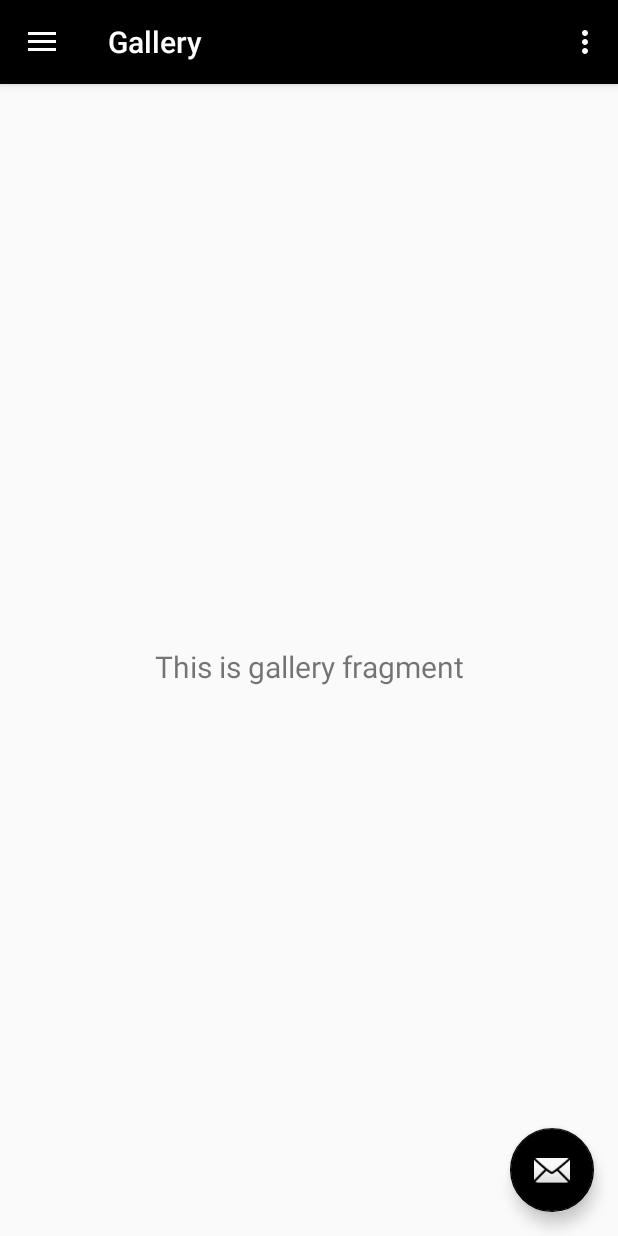
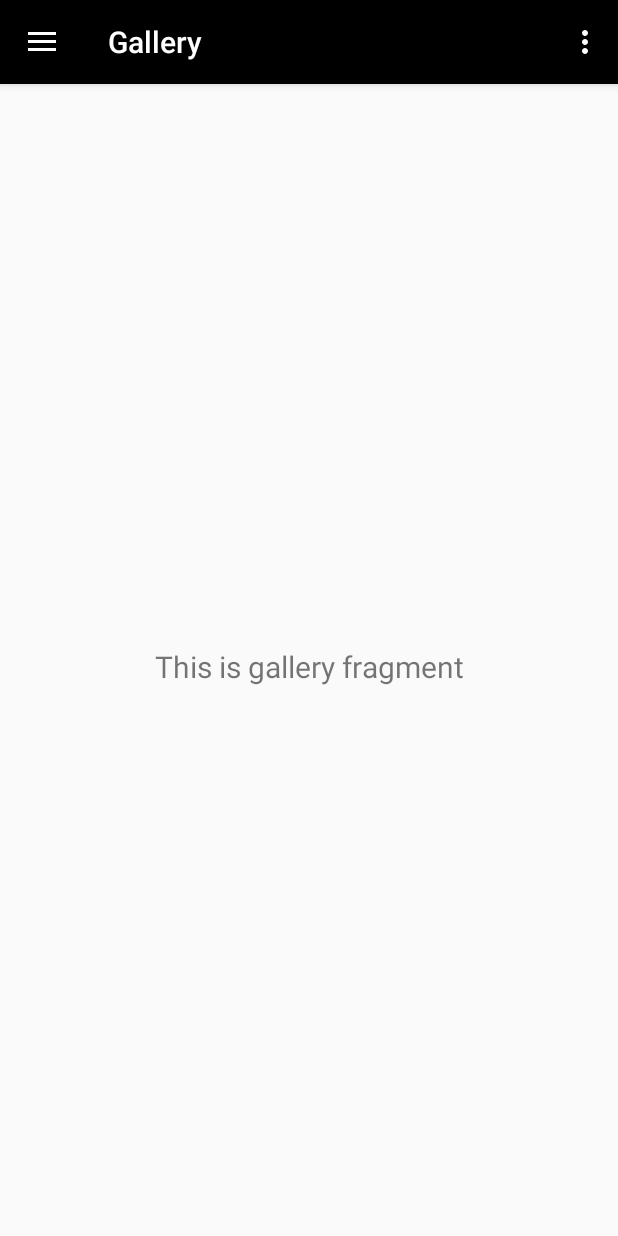
Before and after one commit to APoolio/CoffeeTracker, an Android app: the screen it shows after launch (MainActivity), in the side drawer, after a tap on "Gallery", on a phone screen of 412 x 824 dp. Run offline under Robolectric (Android 15) with nearby library versions, the phone set to English and light mode, and no system bars; our stand-ins replace Room's generated code, navigation-ui; libraries missing offline, so code that uses them is left out: com.github.mikephil.charting; Roboto replaces fonts that are not available here; 16 statements that could not run were skipped.

Commit message:
SQL Room DB work

```diff
--- a/app/src/main/java/com/example/coffeetracker/Coffee.java
+++ b/app/src/main/java/com/example/coffeetracker/Coffee.java
@@ -1,4 +1,6 @@
 package com.example.coffeetracker;
+
+import android.util.Log;
 
 import androidx.annotation.NonNull;
 import androidx.room.ColumnInfo;
@@ -20,13 +22,17 @@ public class Coffee
 
     public Coffee(@NonNull String date, int count)
     {
+        Log.d("date2", date);
+        Log.d("date2", Integer.toString(count));
         this.mCount = count;
         this.mDate = date;
     }
 
-    public String getDate() {return this.mDate; }
+    public String getDate() { return this.mDate; }
 
     public int getCount() { return this.mCount; }
 
+    public void setCount (int count) { this.mCount = count; }
+
     public void setDate (String date) { this.mDate = date; }
 }
--- a/app/src/main/java/com/example/coffeetracker/CoffeeDao.java
+++ b/app/src/main/java/com/example/coffeetracker/CoffeeDao.java
@@ -11,7 +11,9 @@ import androidx.room.Update;
 @Dao
 public interface CoffeeDao
 {
-    @Insert(onConflict = OnConflictStrategy.IGNORE)
+    @Insert(onConflict = OnConflictStrategy.REPLACE)
     void insert(Coffee coffee);
 
+    @Query("UPDATE coffee_table SET coffeeCount = :count WHERE date = :date")
+    int updateCount(String date, int count);
 }
--- a/app/src/main/java/com/example/coffeetracker/CoffeeRepository.java
+++ b/app/src/main/java/com/example/coffeetracker/CoffeeRepository.java
@@ -24,6 +24,10 @@ public class CoffeeRepository
         new insertAsyncTask(mCoffeeDao).execute(coffee);
     }
 
+    public void updateCount(Coffee coffee)
+    {
+       new updateCountAsyncTask(mCoffeeDao).execute(coffee);
+    }
 
     private static class insertAsyncTask extends AsyncTask<Coffee, Void, Void>
     {
@@ -40,4 +44,21 @@ public class CoffeeRepository
             return null;
         }
     }
+
+
+    private static class updateCountAsyncTask extends AsyncTask<Coffee, Void, Void>
+    {
+        private CoffeeDao mAsyncTaskDao;
+
+        //Constructor for the AsyncTask. Passed in a com.example.roomwordssample.WordDao to call the insert method
+        updateCountAsyncTask(CoffeeDao dao) { mAsyncTaskDao = dao;}
+
+        //Calling insert on another thread
+        @Override
+        protected Void doInBackground(final Coffee... params)
+        {
+            mAsyncTaskDao.updateCount(params[0].getDate(), params[0].getCount());
+            return null;
+        }
+    }
 }
--- a/app/src/main/java/com/example/coffeetracker/CoffeeViewModel.java
+++ b/app/src/main/java/com/example/coffeetracker/CoffeeViewModel.java
@@ -23,5 +23,7 @@ public class CoffeeViewModel extends AndroidViewModel
 
     //Inserting a word into the repo which inserts it into the db
     //Called from the MainActivity in onActivityResult and used the Repository insert to insert into the DB Room
-    public void insert(Coffee coffee) { Log.d("Coffee", coffee.getDate());  mRepository.insert(coffee); }
+    public void insert(Coffee coffee) { mRepository.insert(coffee); }
+
+    public void updateCount(Coffee coffee) { mRepository.updateCount(coffee); }
 }
--- a/app/src/main/java/com/example/coffeetracker/MainActivity.java
+++ b/app/src/main/java/com/example/coffeetracker/MainActivity.java
@@ -30,7 +30,7 @@ public class MainActivity extends AppCompatActivity
         setContentView(R.layout.activity_main);
         Toolbar toolbar = findViewById(R.id.toolbar);
         setSupportActionBar(toolbar);
-        FloatingActionButton fab = findViewById(R.id.fab);
+        /*FloatingActionButton fab = findViewById(R.id.fab);
         fab.setOnClickListener(new View.OnClickListener()
         {
             @Override
@@ -39,7 +39,7 @@ public class MainActivity extends AppCompatActivity
                 Snackbar.make(view, "Replace with your own action", Snackbar.LENGTH_LONG)
                         .setAction("Action", null).show();
             }
-        });
+        });*/
         DrawerLayout drawer = findViewById(R.id.drawer_layout);
         NavigationView navigationView = findViewById(R.id.nav_view);
         // Passing each menu ID as a set of Ids because each
--- a/app/src/main/java/com/example/coffeetracker/ui/home/HomeFragment.java
+++ b/app/src/main/java/com/example/coffeetracker/ui/home/HomeFragment.java
@@ -165,6 +165,12 @@ public class HomeFragment extends Fragment
             public void onClick(View v) {
                 num++;
                 mCoffeeNumber.setText(String.valueOf(num));
+                Coffee coffee = new Coffee(mDateTextView.getText().toString(), num);
+                if(num != 1){
+                    mCoffeeViewModel.updateCount(coffee);
+                }
+                else mCoffeeViewModel.insert(coffee);
+
                 initiateNotification();
             }
         });
@@ -179,7 +185,11 @@ public class HomeFragment extends Fragment
                     num--;
                     mCoffeeNumber.setText(String.valueOf(num));
                     Coffee coffee = new Coffee(mDateTextView.getText().toString(), num);
-                    mCoffeeViewModel.insert(coffee);
+                    if(num != 1){
+                        mCoffeeViewModel.updateCount(coffee);
+                    }
+                    else mCoffeeViewModel.insert(coffee);
+
                     initiateNotification();
                 }
             }
--- a/app/src/main/res/layout/app_bar_main.xml
+++ b/app/src/main/res/layout/app_bar_main.xml
@@ -22,12 +22,12 @@
 
     <include layout="@layout/content_main" />
 
-    <com.google.android.material.floatingactionbutton.FloatingActionButton
+    <!--<com.google.android.material.floatingactionbutton.FloatingActionButton
         android:id="@+id/fab"
         android:layout_width="wrap_content"
         android:layout_height="wrap_content"
         android:layout_gravity="bottom|end"
         android:layout_margin="@dimen/fab_margin"
-        app:srcCompat="@android:drawable/ic_dialog_email" />
+        app:srcCompat="@android:drawable/ic_dialog_email" />-->
 
 </androidx.coordinatorlayout.widget.CoordinatorLayout>
```
